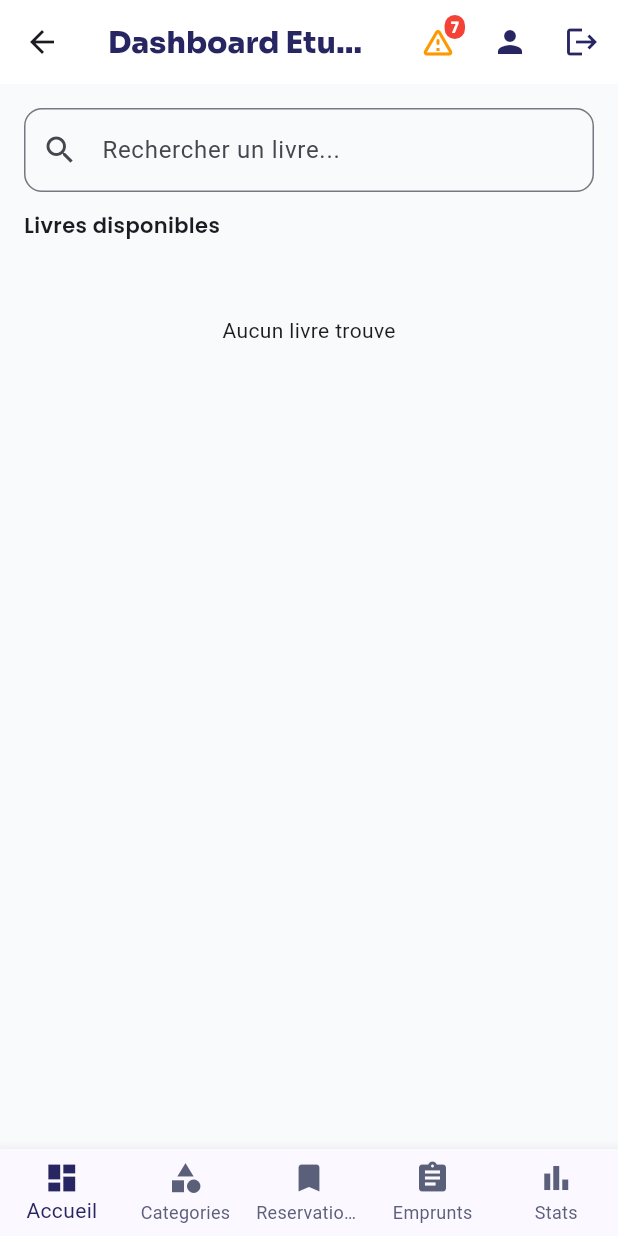
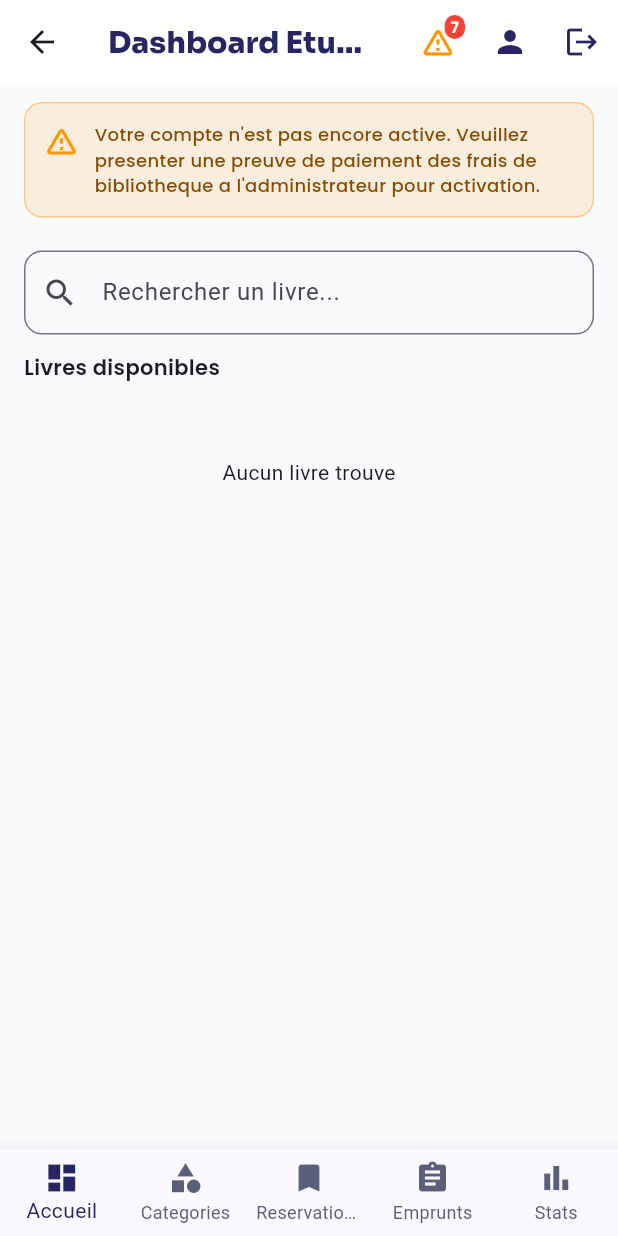
Before and after one commit to gshimatu/biblio-fac-flutter, a Flutter app: the HomeStudentView screen opened by its route, on a phone screen of 412 x 824 dp. Run offline on Flutter 3.47's test engine with Material 3 defaults, Android fonts, the phone set to English and light mode, and no system bars; our stand-ins replace cloud_firestore, firebase_auth, firebase_core, firebase_storage, google_fonts, google_sign_in and 1 more; accounts and stored records are empty; project files that could hold a hidden picture were left out.

Commit message:
Mise en place du système d'activation/désctivation des comptes étudiants

```diff
--- a/lib/views/auth/register_view.dart
+++ b/lib/views/auth/register_view.dart
@@ -70,7 +70,9 @@ class _RegisterViewState extends State<RegisterView> {
       if (mounted) {
         ScaffoldMessenger.of(context).showSnackBar(
           const SnackBar(
-            content: Text('Inscription reussie ! Connectez-vous.'),
+            content: Text(
+              'Inscription reussie. Votre compte est en attente d\'activation par la bibliotheque.',
+            ),
           ),
         );
         Navigator.of(context).pushReplacementNamed('/login');
--- a/lib/views/student/home_student_view.dart
+++ b/lib/views/student/home_student_view.dart
@@ -66,6 +66,7 @@ class _HomeStudentViewState extends State<HomeStudentView> {
   Future<void> _reserve(BookModel book) async {
     final user = Provider.of<AuthProvider>(context, listen: false).currentUser;
     if (user == null) return;
+    if (!_canUseLibraryFeatures(user)) return;
     final exists = _reservations.any(
       (r) => r.bookId == book.id && r.status == ReservationStatus.active,
     );
@@ -90,6 +91,7 @@ class _HomeStudentViewState extends State<HomeStudentView> {
     final user = Provider.of<AuthProvider>(context, listen: false).currentUser;
     final loanProvider = Provider.of<LoanProvider>(context, listen: false);
     if (user == null) return;
+    if (!_canUseLibraryFeatures(user)) return;
     final exists = loanProvider.loans.any(
       (l) =>
           l.bookId == book.id &&
@@ -115,6 +117,10 @@ class _HomeStudentViewState extends State<HomeStudentView> {
   }
 
   Future<void> _cancelReservation(ReservationModel reservation) async {
+    final user = Provider.of<AuthProvider>(context, listen: false).currentUser;
+    if (user == null) return;
+    if (!_canUseLibraryFeatures(user)) return;
+
     await _reservationService.cancelReservation(reservation.id);
     await _reload();
     _snack('Reservation annulee.');
@@ -123,6 +129,48 @@ class _HomeStudentViewState extends State<HomeStudentView> {
   void _snack(String message) {
     if (!mounted) return;
     ScaffoldMessenger.of(context).showSnackBar(SnackBar(content: Text(message)));
+  }
+
+  bool _canUseLibraryFeatures(UserModel user) {
+    if (user.isActive) return true;
+    _snack(
+      'Compte non active. Presentez votre preuve de paiement a la bibliotheque pour activation.',
+    );
+    return false;
+  }
+
+  Widget _buildInactiveAccountBanner() {
+    return Container(
+      width: double.infinity,
+      margin: const EdgeInsets.fromLTRB(16, 12, 16, 6),
+      padding: const EdgeInsets.all(12),
+      decoration: BoxDecoration(
+        color: Colors.orange.withValues(alpha: 0.12),
+        borderRadius: BorderRadius.circular(12),
+        border: Border.all(color: Colors.orange.withValues(alpha: 0.4)),
+      ),
+      child: Row(
+        crossAxisAlignment: CrossAxisAlignment.start,
+        children: [
+          const Padding(
+            padding: EdgeInsets.only(top: 1),
+            child: Icon(Icons.warning_amber_rounded, color: Colors.orange),
+          ),
+          const SizedBox(width: 10),
+          Expanded(
+            child: Text(
+              'Votre compte n\'est pas encore active. Veuillez presenter une preuve '
+              'de paiement des frais de bibliotheque a l\'administrateur pour activation.',
+              style: GoogleFonts.poppins(
+                color: const Color(0xFF8A4B00),
+                fontSize: 12,
+                fontWeight: FontWeight.w500,
+              ),
+            ),
+          ),
+        ],
+      ),
+    );
   }
 
   List<String> _missingRequiredProfileFields(UserModel user) {
@@ -166,6 +214,7 @@ class _HomeStudentViewState extends State<HomeStudentView> {
     final loans = loanProvider.loans;
     final missingFields = _missingRequiredProfileFields(user);
     final categories = <String>{'Toutes', ...books.map((b) => b.category)}.toList()..sort();
+    final isInactive = !user.isActive;
     if (!categories.contains(_selectedCategory)) _selectedCategory = 'Toutes';
 
     return Scaffold(
@@ -256,7 +305,17 @@ class _HomeStudentViewState extends State<HomeStudentView> {
           ),
         ],
       ),
-      body: RefreshIndicator(onRefresh: _reload, child: _body(books, loans, categories)),
+      body: Column(
+        children: [
+          if (isInactive) _buildInactiveAccountBanner(),
+          Expanded(
+            child: RefreshIndicator(
+              onRefresh: _reload,
+              child: _body(books, loans, categories),
+            ),
+          ),
+        ],
+      ),
       bottomNavigationBar: BottomNavigationBar(
         type: BottomNavigationBarType.fixed,
         currentIndex: _tab,
```
Also changed, not shown: lib/controllers/auth_controller.dart (+60 -18 lines), lib/views/auth/login_view.dart (+4 -3 lines).
